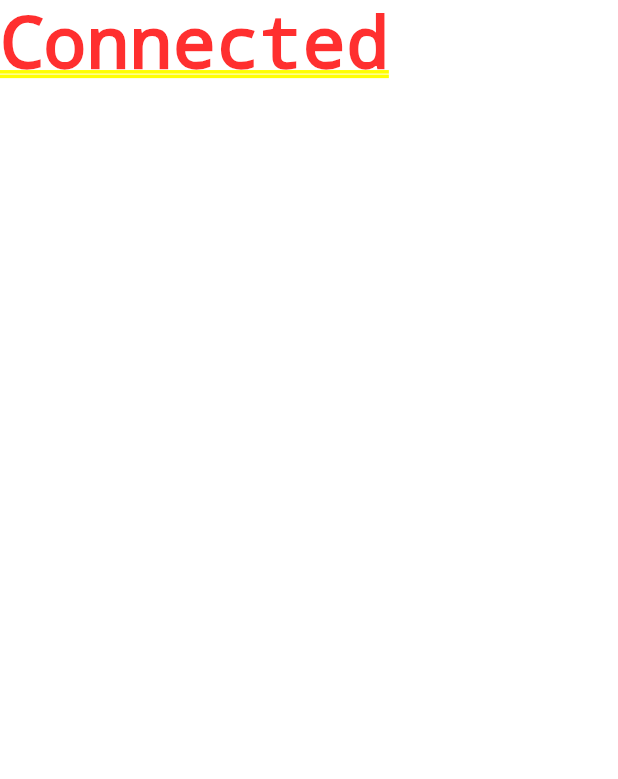
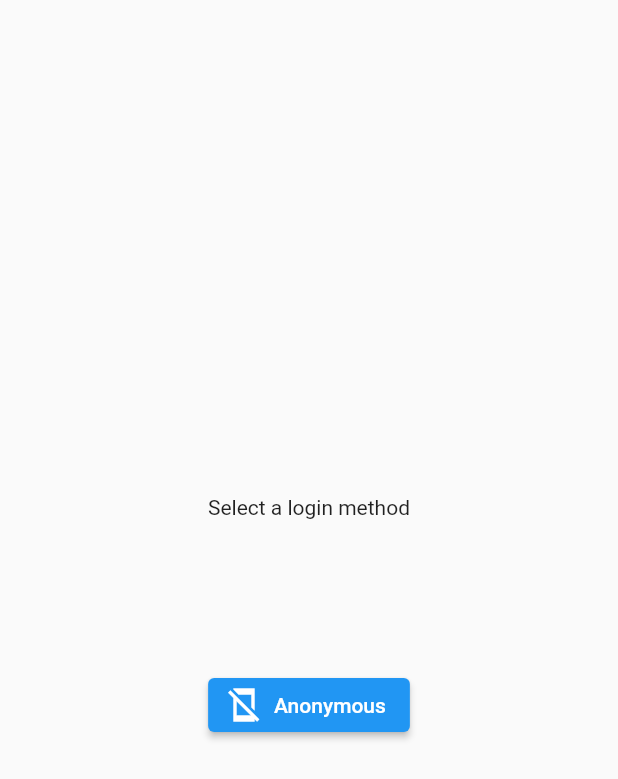
Before and after one commit to songyang-dev/vanier-mobile-firebase-authentication, a Flutter app: the screen it shows after launch, on a phone screen of 412 x 824 dp. Shown: the top 779 px of the screen. Run offline on Flutter 3.47's test engine with Material 2 defaults, Android fonts, the phone set to English and light mode, and no system bars; our stand-ins replace firebase_auth, firebase_core, google_sign_in; accounts and stored records are empty; generated files the repository leaves out were written again.

Commit message:
Sign out

```diff
--- /dev/null
+++ b/lib/login/login.dart
@@ -0,0 +1,43 @@
+import 'package:flutter/material.dart';
+import 'package:flutter/widgets.dart';
+
+import '../services/authentication.dart';
+import 'login_choices.dart';
+
+class LoginScreen extends StatelessWidget {
+  const LoginScreen({super.key});
+
+  @override
+  Widget build(BuildContext context) {
+    return StreamBuilder(
+      stream: AuthService().userStream,
+      builder: (context, snapshot) {
+        if (snapshot.connectionState == ConnectionState.waiting) {
+          return const Scaffold(
+            body: Center(
+              child: Text("Waiting"),
+            ),
+          );
+        } else if (snapshot.hasError) {
+          return const Scaffold(
+            body: Center(child: Text("Error")),
+          );
+        } else if (snapshot.hasData) {
+          return Scaffold(
+            appBar: AppBar(
+              title: const Text("Welcome"),
+            ),
+            body: Center(
+              child: ElevatedButton(
+                child: const Text("Sign out"),
+                onPressed: () => AuthService().signOut(),
+              ),
+            ),
+          );
+        } else {
+          return const LoginSelectionScreen();
+        }
+      },
+    );
+  }
+}
--- /dev/null
+++ b/lib/login/login_choices.dart
@@ -0,0 +1,32 @@
+import 'package:flutter/material.dart';
+
+import '../services/authentication.dart';
+
+class LoginSelectionScreen extends StatelessWidget {
+  const LoginSelectionScreen({
+    super.key,
+  });
+
+  @override
+  Widget build(BuildContext context) {
+    return Scaffold(
+      body: Center(
+        child: Column(
+          mainAxisAlignment: MainAxisAlignment.center,
+          children: [
+            const Text("Select a login method"),
+            const SizedBox(
+              height: 100,
+            ),
+            ElevatedButton.icon(
+                onPressed: () async {
+                  await AuthService().anonymousLogin();
+                },
+                icon: const Icon(Icons.mobile_off_sharp),
+                label: const Text("Anonymous")),
+          ],
+        ),
+      ),
+    );
+  }
+}
--- a/lib/main.dart
+++ b/lib/main.dart
@@ -2,6 +2,8 @@ import 'package:firebase_core/firebase_core.dart';
 import 'package:flutter/material.dart';
 
 import 'firebase_options.dart';
+import 'login/login.dart';
+import 'login/login_choices.dart';
 
 void main() {
   WidgetsFlutterBinding.ensureInitialized();
@@ -27,12 +29,12 @@ class _FirebaseDemonstrationState extends State<FirebaseDemonstration> {
         future: initialization,
         builder: (context, snapshot) {
           if (snapshot.hasError) {
-            return const Text("Error");
+            return const Scaffold(body: Center(child: Text("Error")));
           }
           if (snapshot.connectionState == ConnectionState.done) {
-            return const Text("Connected");
+            return const LoginScreen();
           }
-          return const Text("Loading");
+          return const Scaffold(body: Center(child: Text("Loading")));
         },
       ),
     );
--- a/pubspec.yaml
+++ b/pubspec.yaml
@@ -38,6 +38,7 @@ dependencies:
 
   firebase_core: ^2.15.1
   firebase_auth: ^4.10.0
+  google_sign_in: ^6.1.5
 
 dev_dependencies:
   flutter_test:
```
Also changed, not shown: lib/services/authentication.dart (+21 -0 lines), pubspec.lock, 1 other file.
